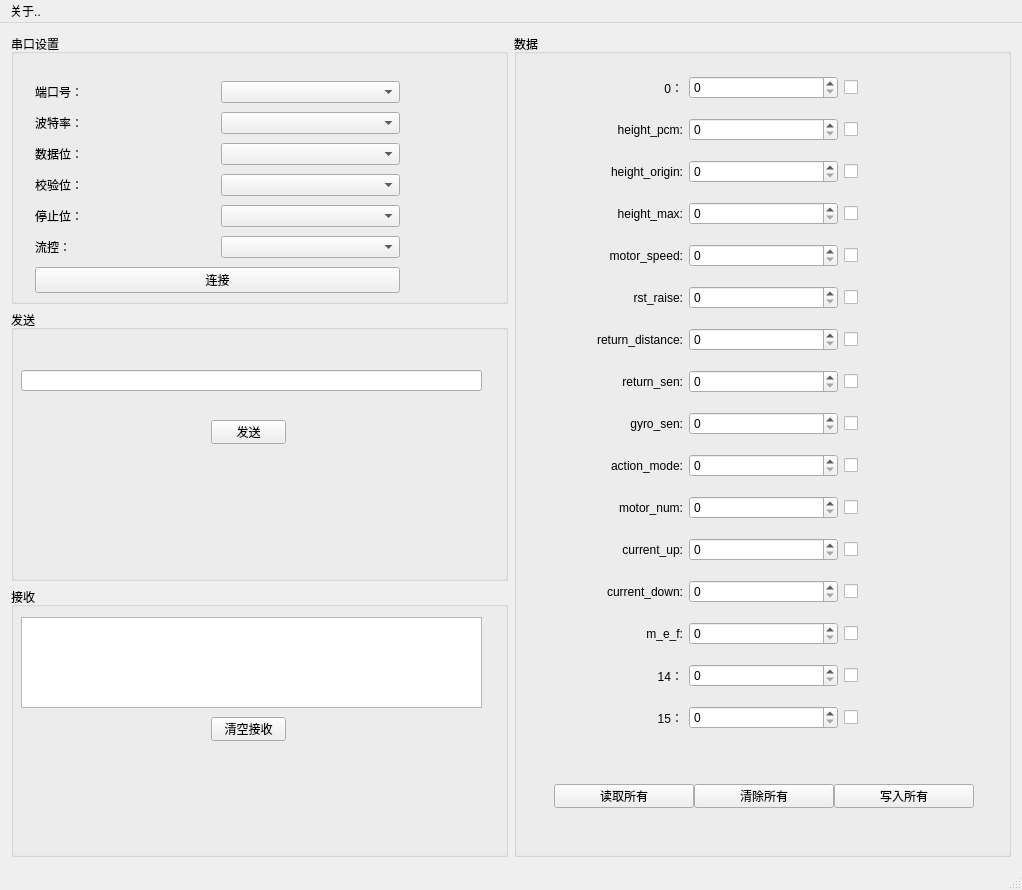
The window that QGoodWindow/QGoodWindow/Examples/GoodShowCase_tableHelper/centralwidget.ui (NewLeafG/Learning-QT) describes before a commit, drawn with Qt 5.
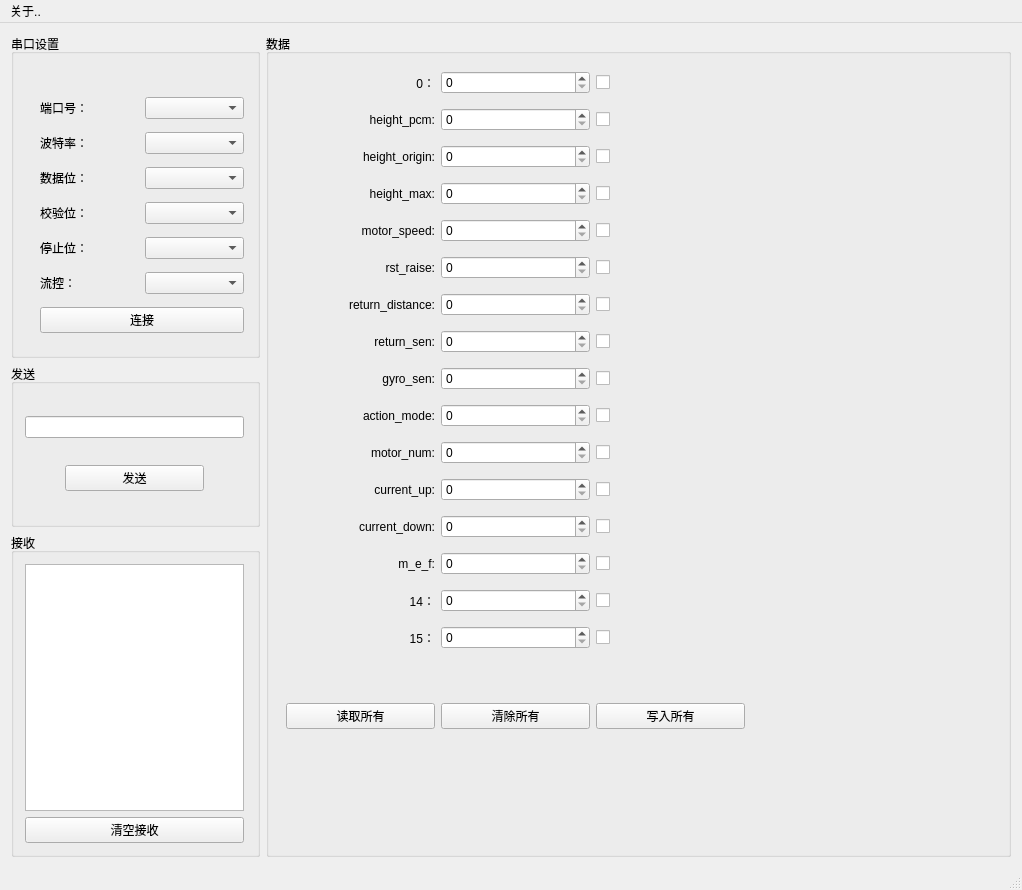
The same window after the commit.

Commit message: 界面调整ok

Patch:
```diff
--- a/QGoodWindow/QGoodWindow/Examples/GoodShowCase_tableHelper/centralwidget.ui
+++ b/QGoodWindow/QGoodWindow/Examples/GoodShowCase_tableHelper/centralwidget.ui
@@ -14,23 +14,16 @@
    <string>MainWindow</string>
   </property>
   <widget class="QWidget" name="centralWidget">
-   <layout class="QGridLayout" name="gridLayout_2">
+   <layout class="QGridLayout" name="gridLayout_2" columnstretch="0,1,3">
     <item row="1" column="1">
-     <layout class="QVBoxLayout" name="verticalLayout">
+     <layout class="QVBoxLayout" name="verticalLayout" stretch="2,1,2">
       <item>
        <widget class="QGroupBox" name="gb_ComSettings">
         <property name="title">
          <string>串口设置</string>
         </property>
-        <widget class="QWidget" name="verticalLayoutWidget">
-         <property name="geometry">
-          <rect>
-           <x>9</x>
-           <y>19</y>
-           <width>391</width>
-           <height>256</height>
-          </rect>
-         </property>
+        <layout class="QHBoxLayout" name="horizontalLayout_2">
+         <item>
          <layout class="QVBoxLayout" name="verticalLayout_2">
           <property name="leftMargin">
            <number>15</number>
@@ -130,7 +123,24 @@
            </widget>
           </item>
          </layout>
-        </widget>
+         </item>
+         <item>
+          <spacer name="horizontalSpacer">
+           <property name="orientation">
+            <enum>Qt::Horizontal</enum>
+           </property>
+           <property name="sizeType">
+            <enum>QSizePolicy::Fixed</enum>
+           </property>
+           <property name="sizeHint" stdset="0">
+            <size>
+             <width>2</width>
+             <height>20</height>
+            </size>
+           </property>
+          </spacer>
+         </item>
+        </layout>
        </widget>
       </item>
       <item>
@@ -138,29 +148,78 @@
         <property name="title">
          <string>发送</string>
         </property>
+        <layout class="QHBoxLayout" name="horizontalLayout_24">
+         <item>
+          <layout class="QVBoxLayout" name="verticalLayout_5" stretch="0,0">
+           <item>
+            <layout class="QHBoxLayout" name="horizontalLayout_26">
+             <item>
+              <widget class="QLineEdit" name="lineEdit_send"/>
+             </item>
+            </layout>
+           </item>
+           <item>
+            <layout class="QHBoxLayout" name="horizontalLayout_25">
+             <item>
+              <spacer name="horizontalSpacer_3">
+               <property name="orientation">
+                <enum>Qt::Horizontal</enum>
+               </property>
+               <property name="sizeType">
+                <enum>QSizePolicy::Fixed</enum>
+               </property>
+               <property name="sizeHint" stdset="0">
+                <size>
+                 <width>40</width>
+                 <height>1</height>
+                </size>
+               </property>
+              </spacer>
+             </item>
+             <item>
         <widget class="QPushButton" name="btn_send">
-         <property name="geometry">
-          <rect>
-           <x>200</x>
-           <y>110</y>
-           <width>75</width>
-           <height>24</height>
-          </rect>
-         </property>
          <property name="text">
           <string>发送</string>
          </property>
         </widget>
-        <widget class="QLineEdit" name="lineEdit_send">
-         <property name="geometry">
-          <rect>
-           <x>10</x>
-           <y>60</y>
-           <width>461</width>
-           <height>21</height>
-          </rect>
-         </property>
-        </widget>
+             </item>
+             <item>
+              <spacer name="horizontalSpacer_4">
+               <property name="orientation">
+                <enum>Qt::Horizontal</enum>
+               </property>
+               <property name="sizeType">
+                <enum>QSizePolicy::Fixed</enum>
+               </property>
+               <property name="sizeHint" stdset="0">
+                <size>
+                 <width>40</width>
+                 <height>1</height>
+                </size>
+               </property>
+              </spacer>
+             </item>
+            </layout>
+           </item>
+          </layout>
+         </item>
+         <item>
+          <spacer name="horizontalSpacer_2">
+           <property name="orientation">
+            <enum>Qt::Horizontal</enum>
+           </property>
+           <property name="sizeType">
+            <enum>QSizePolicy::Fixed</enum>
+           </property>
+           <property name="sizeHint" stdset="0">
+            <size>
+             <width>2</width>
+             <height>20</height>
+            </size>
+           </property>
+          </spacer>
+         </item>
+        </layout>
        </widget>
       </item>
       <item>
@@ -168,32 +227,42 @@
         <property name="title">
          <string>接收</string>
         </property>
-        <widget class="QPushButton" name="btn_clrReceive">
-         <property name="geometry">
-          <rect>
-           <x>200</x>
-           <y>130</y>
-           <width>75</width>
-           <height>24</height>
-          </rect>
-         </property>
-         <property name="text">
-          <string>清空接收</string>
-         </property>
-        </widget>
+        <layout class="QHBoxLayout" name="horizontalLayout_27" stretch="0,0">
+         <item>
+          <layout class="QVBoxLayout" name="verticalLayout_6">
+           <item>
         <widget class="QTextBrowser" name="textBrowser_receive">
-         <property name="geometry">
-          <rect>
-           <x>10</x>
-           <y>30</y>
-           <width>461</width>
-           <height>91</height>
-          </rect>
-         </property>
          <property name="lineWrapMode">
           <enum>QTextEdit::NoWrap</enum>
          </property>
         </widget>
+           </item>
+           <item>
+            <widget class="QPushButton" name="btn_clrReceive">
+             <property name="text">
+              <string>清空接收</string>
+             </property>
+            </widget>
+           </item>
+          </layout>
+         </item>
+         <item>
+          <spacer name="horizontalSpacer_5">
+           <property name="orientation">
+            <enum>Qt::Horizontal</enum>
+           </property>
+           <property name="sizeType">
+            <enum>QSizePolicy::Fixed</enum>
+           </property>
+           <property name="sizeHint" stdset="0">
+            <size>
+             <width>2</width>
+             <height>20</height>
+            </size>
+           </property>
+          </spacer>
+         </item>
+        </layout>
        </widget>
       </item>
      </layout>
@@ -678,46 +747,48 @@
             </item>
            </layout>
           </item>
-         </layout>
-        </widget>
+          <item>
+           <spacer name="verticalSpacer">
+            <property name="orientation">
+             <enum>Qt::Vertical</enum>
+            </property>
+            <property name="sizeType">
+             <enum>QSizePolicy::Fixed</enum>
+            </property>
+            <property name="sizeHint" stdset="0">
+             <size>
+              <width>20</width>
+              <height>40</height>
+             </size>
+            </property>
+           </spacer>
+          </item>
+          <item>
+           <layout class="QHBoxLayout" name="horizontalLayout_28">
+            <item>
         <widget class="QPushButton" name="btn_readAll">
-         <property name="geometry">
-          <rect>
-           <x>40</x>
-           <y>750</y>
-           <width>140</width>
-           <height>24</height>
-          </rect>
-         </property>
          <property name="text">
           <string>读取所有</string>
          </property>
         </widget>
-        <widget class="QPushButton" name="btn_writeAll">
-         <property name="geometry">
-          <rect>
-           <x>320</x>
-           <y>750</y>
-           <width>140</width>
-           <height>24</height>
-          </rect>
-         </property>
-         <property name="text">
-          <string>写入所有</string>
-         </property>
-        </widget>
+            </item>
+            <item>
         <widget class="QPushButton" name="btn_clrAll">
-         <property name="geometry">
-          <rect>
-           <x>180</x>
-           <y>750</y>
-           <width>140</width>
-           <height>24</height>
-          </rect>
-         </property>
          <property name="text">
           <string>清除所有</string>
          </property>
+             </widget>
+            </item>
+            <item>
+             <widget class="QPushButton" name="btn_writeAll">
+              <property name="text">
+               <string>写入所有</string>
+              </property>
+             </widget>
+            </item>
+           </layout>
+          </item>
+         </layout>
         </widget>
        </widget>
       </item>
```
Lines whose indentation alone changed are shown as unchanged. The commit also changes 1 other file.
